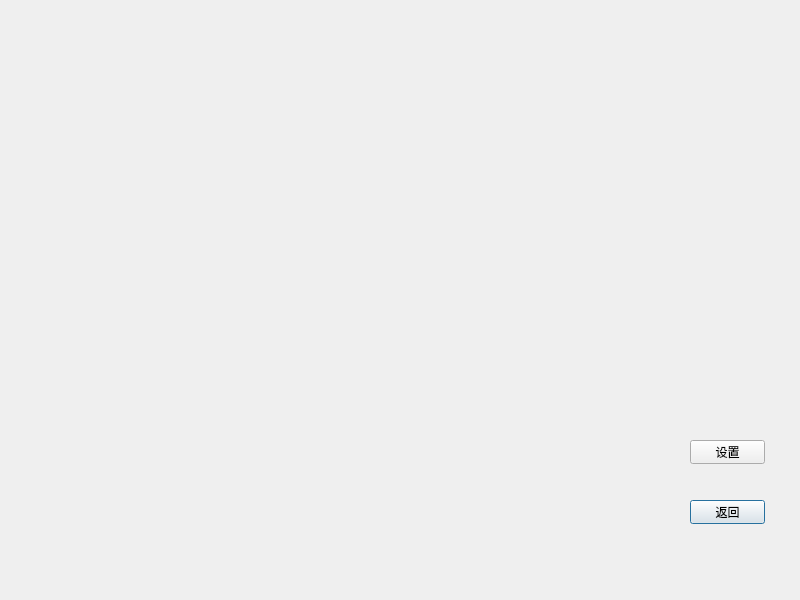
Above: Project1/gobangwindow/gobangwindow.ui from wenliangx/Projects-on-Class-in-BIT before the change. Below: the same form after it.
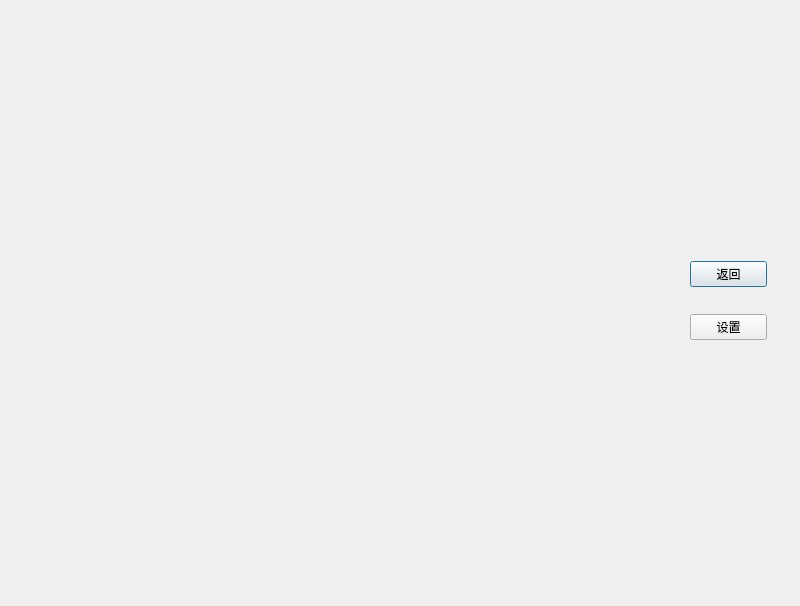
That is the form after the change.

What changed in the file:
```diff
--- a/Project1/gobangwindow/gobangwindow.ui
+++ b/Project1/gobangwindow/gobangwindow.ui
@@ -7,37 +7,37 @@
     <x>0</x>
     <y>0</y>
     <width>800</width>
-    <height>600</height>
+    <height>606</height>
    </rect>
   </property>
   <property name="windowTitle">
    <string>GobangWindow</string>
   </property>
-  <widget class="QPushButton" name="pushButtonBack">
+  <widget class="QWidget" name="layoutWidget">
    <property name="geometry">
     <rect>
      <x>690</x>
-     <y>500</y>
-     <width>75</width>
-     <height>24</height>
+     <y>240</y>
+     <width>77</width>
+     <height>121</height>
     </rect>
    </property>
+   <layout class="QVBoxLayout" name="verticalLayout_2">
+    <item>
+     <widget class="QPushButton" name="ButtonGobangBack">
    <property name="text">
     <string>返回</string>
    </property>
   </widget>
-  <widget class="QPushButton" name="pushButtonGobangToSetting">
-   <property name="geometry">
-    <rect>
-     <x>690</x>
-     <y>440</y>
-     <width>75</width>
-     <height>24</height>
-    </rect>
-   </property>
+    </item>
+    <item>
+     <widget class="QPushButton" name="ButtonGobangToSetting">
    <property name="text">
     <string>设置</string>
    </property>
+     </widget>
+    </item>
+   </layout>
   </widget>
  </widget>
  <resources/>
```
Lines whose indentation alone changed are shown as unchanged.
